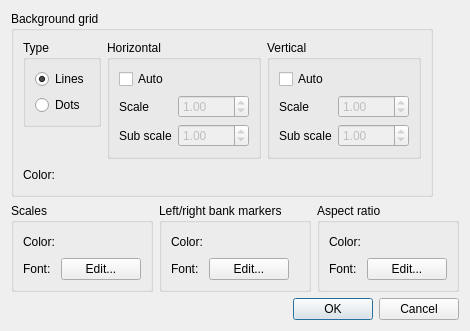
Old version of the form libs/geodata/riversurvey/geodatariversurveycrosssectiondisplaysettingdialog.ui in the repository i-RIC/prepost-gui.
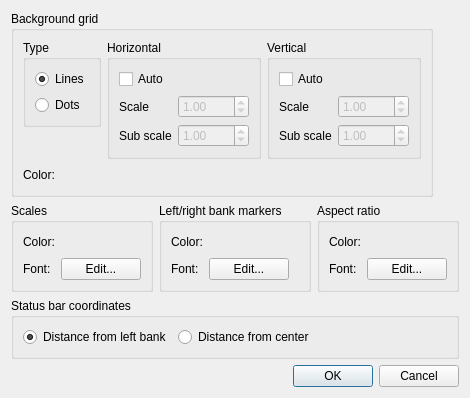
New version of the form. Custom widgets are drawn as their Qt base class.

Commit message: Add translations for new status bar coordinates and distances in river survey

Diff of the .ui file:
```diff
--- a/libs/geodata/riversurvey/geodatariversurveycrosssectiondisplaysettingdialog.ui
+++ b/libs/geodata/riversurvey/geodatariversurveycrosssectiondisplaysettingdialog.ui
@@ -480,6 +480,45 @@
      </item>
     </layout>
    </item>
+   <item>
+    <widget class="QGroupBox" name="statusBarGroupBox">
+     <property name="title">
+      <string>Status bar coordinates</string>
+     </property>
+     <layout class="QHBoxLayout" name="horizontalLayout_11">
+      <item>
+       <widget class="QRadioButton" name="statusBarFromLeftRadioButton">
+        <property name="text">
+         <string>Distance from left bank</string>
+        </property>
+        <property name="checked">
+         <bool>true</bool>
+        </property>
+       </widget>
+      </item>
+      <item>
+       <widget class="QRadioButton" name="statusBarFromCenterRadioButton">
+        <property name="text">
+         <string>Distance from center</string>
+        </property>
+       </widget>
+      </item>
+      <item>
+       <spacer name="horizontalSpacer_10">
+        <property name="orientation">
+         <enum>Qt::Horizontal</enum>
+        </property>
+        <property name="sizeHint" stdset="0">
+         <size>
+          <width>40</width>
+          <height>20</height>
+         </size>
+        </property>
+       </spacer>
+      </item>
+     </layout>
+    </widget>
+   </item>
    <item>
     <spacer name="verticalSpacer_2">
      <property name="orientation">
```
The commit also changes 50 other files.
